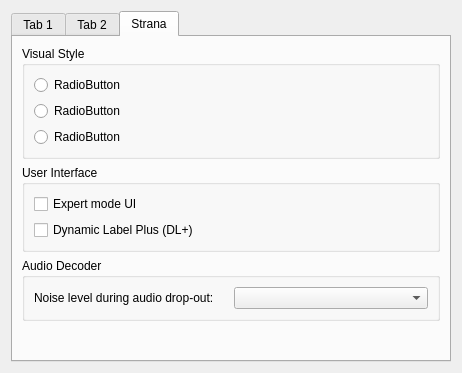
Above: gui/setupdialog.ui from KejPi/AbracaDABra before the change. Below: the same form after it.
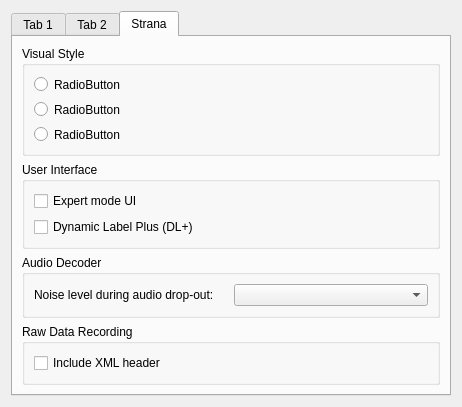
That is the form after the change. The open tabs and pages were chosen to show the change.

Commit message: Raw file XML header is optional - enabled by default

What changed in the file:
```diff
--- a/gui/setupdialog.ui
+++ b/gui/setupdialog.ui
@@ -7,7 +7,7 @@
     <x>0</x>
     <y>0</y>
     <width>462</width>
-    <height>373</height>
+    <height>407</height>
    </rect>
   </property>
   <property name="minimumSize">
@@ -895,6 +895,22 @@
          </layout>
         </widget>
        </item>
+       <item>
+        <widget class="QGroupBox" name="recordingGroupBox">
+         <property name="title">
+          <string>Raw Data Recording</string>
+         </property>
+         <layout class="QVBoxLayout" name="verticalLayout_8">
+          <item>
+           <widget class="QCheckBox" name="xmlHeaderCheckBox">
+            <property name="text">
+             <string>Include XML header</string>
+            </property>
+           </widget>
+          </item>
+         </layout>
+        </widget>
+       </item>
        <item>
         <spacer name="verticalSpacer_2">
          <property name="orientation">
@@ -903,7 +919,7 @@
          <property name="sizeHint" stdset="0">
           <size>
            <width>20</width>
-           <height>40</height>
+           <height>0</height>
           </size>
          </property>
         </spacer>
```
Left out of the diff: 2 changed lines with no effect on the pictures. The commit also changes 5 other files.
